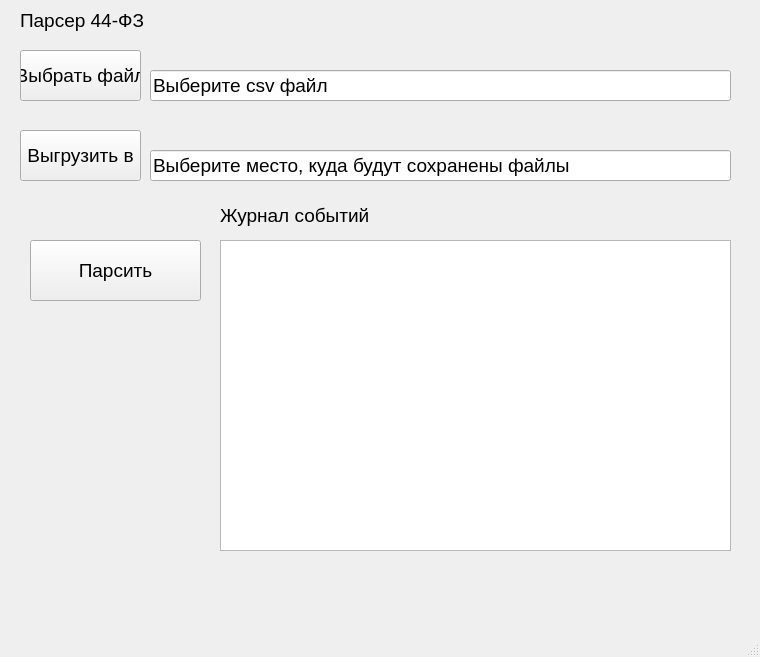
Old version of the form untitled.ui in the repository Sermob112/ParserV1.
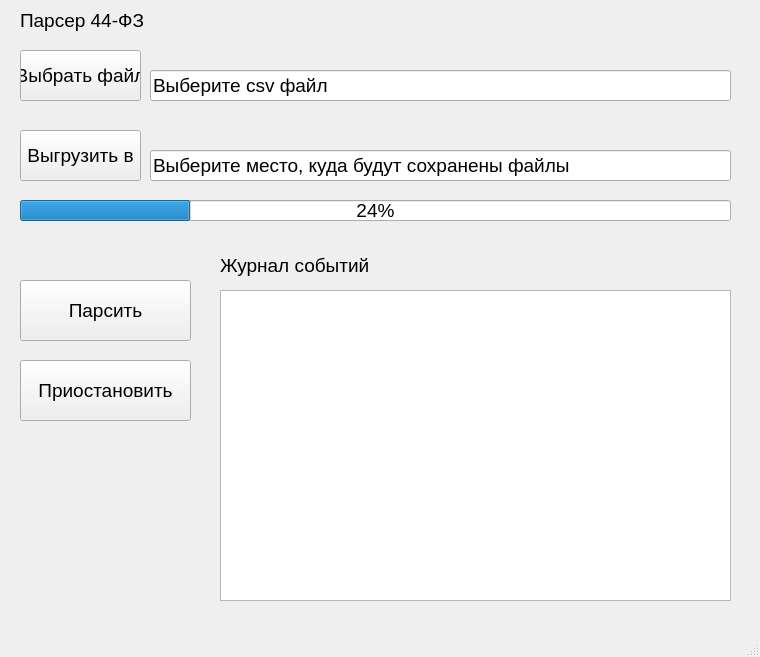
New version of the form.

Patch:
```diff
--- a/untitled.ui
+++ b/untitled.ui
@@ -22,8 +22,8 @@
    <widget class="QPushButton" name="Parse_but">
     <property name="geometry">
      <rect>
-      <x>30</x>
-      <y>240</y>
+      <x>20</x>
+      <y>280</y>
       <width>171</width>
       <height>61</height>
      </rect>
@@ -39,7 +39,7 @@
     <property name="geometry">
      <rect>
       <x>220</x>
-      <y>240</y>
+      <y>290</y>
       <width>511</width>
       <height>311</height>
      </rect>
@@ -52,7 +52,7 @@
     <property name="geometry">
      <rect>
       <x>220</x>
-      <y>200</y>
+      <y>250</y>
       <width>151</width>
       <height>31</height>
      </rect>
@@ -147,6 +147,35 @@
      <string>Парсер 44-ФЗ</string>
     </property>
    </widget>
+   <widget class="QPushButton" name="Stop_but">
+    <property name="geometry">
+     <rect>
+      <x>20</x>
+      <y>360</y>
+      <width>171</width>
+      <height>61</height>
+     </rect>
+    </property>
+    <property name="styleSheet">
+     <string notr="true">font: 14pt &quot;Impact&quot;;</string>
+    </property>
+    <property name="text">
+     <string>Приостановить</string>
+    </property>
+   </widget>
+   <widget class="QProgressBar" name="progressBar">
+    <property name="geometry">
+     <rect>
+      <x>20</x>
+      <y>200</y>
+      <width>711</width>
+      <height>21</height>
+     </rect>
+    </property>
+    <property name="value">
+     <number>24</number>
+    </property>
+   </widget>
   </widget>
   <widget class="QMenuBar" name="menubar">
    <property name="geometry">
```
